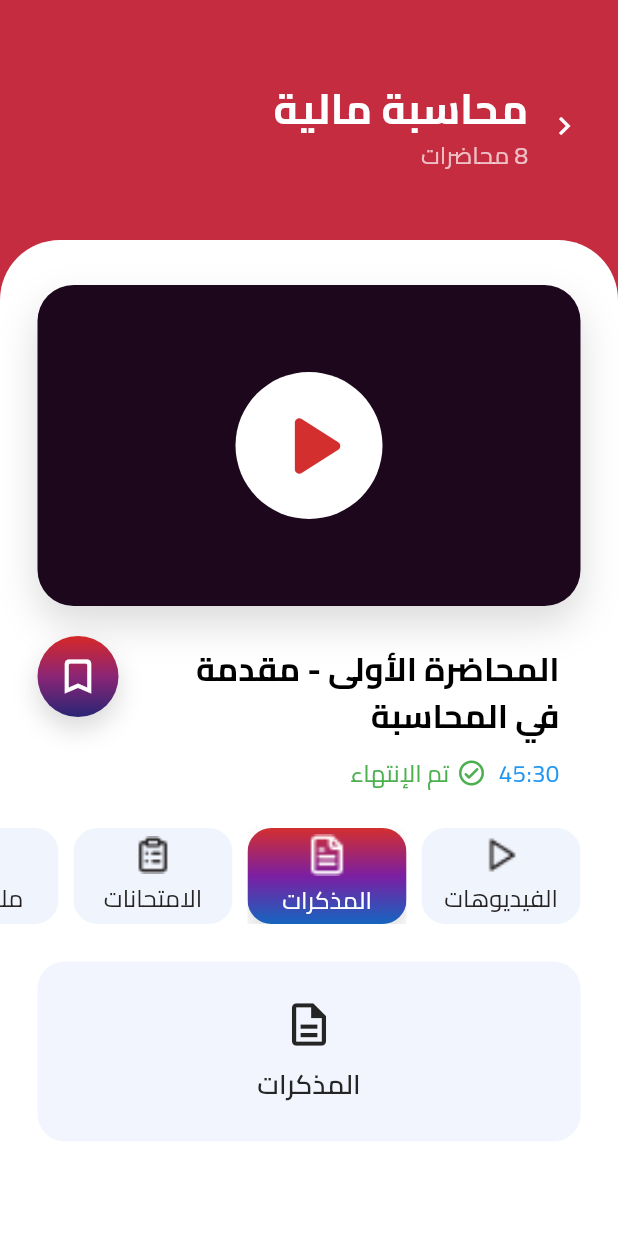
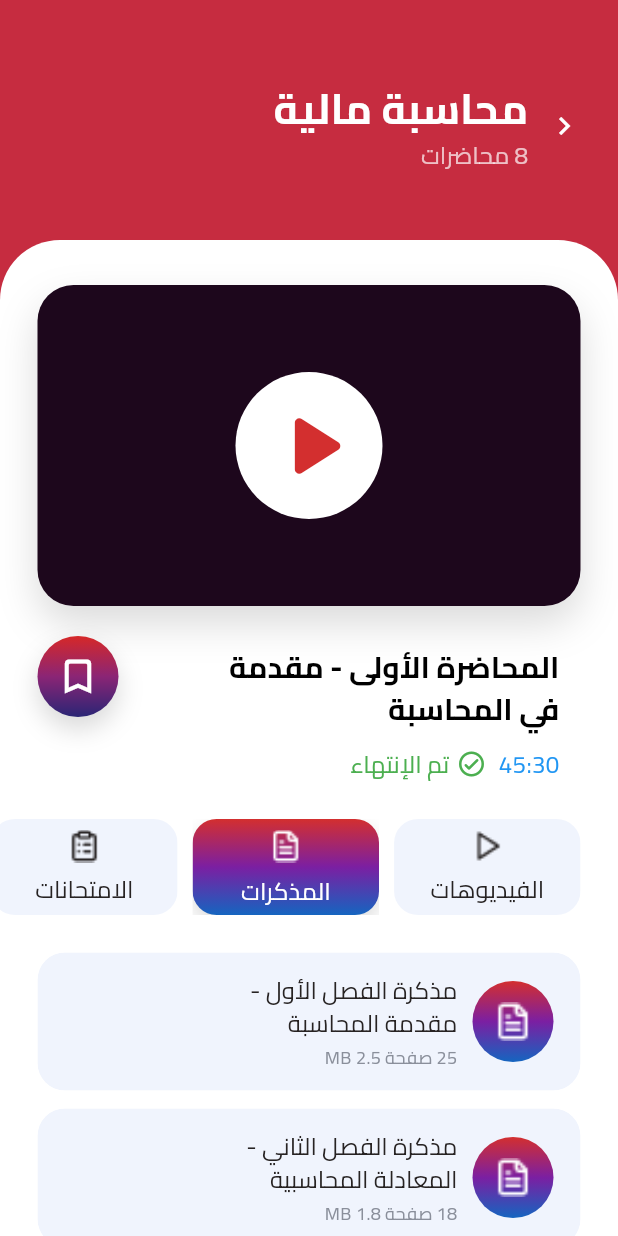
Before and after one commit to Mohamed1Hamada/Bengo-app, a Flutter app: the CoursePlayerView screen opened by its route, after a tap on "المذكرات", on a phone screen of 412 x 824 dp. Run offline on Flutter 3.47's test engine with Material 3 defaults, Android fonts, the phone set to English and light mode, and no system bars; our stand-ins replace cached_network_image, flutter_screenutil, font_awesome_flutter, go_router.

Commit message:
MemosContent ExamsContent NotesContent

```diff
--- a/lib/Features/Balance/presentation/views/balance_top_up_success.dart
+++ b/lib/Features/Balance/presentation/views/balance_top_up_success.dart
@@ -19,7 +19,7 @@ class BalanceTopUpSuccess extends StatelessWidget {
             child: Align(
               alignment: Alignment.bottomCenter,
               child: Padding(
-                padding: EdgeInsets.fromLTRB(24, 24, 24, 74),
+                padding: EdgeInsets.fromLTRB(24, 24, 24, 50),
                 child: TopUpSheet(
                   isSuccess: true,
                   chargeCodeText: 'dfdsf343fdfdsf',
--- a/lib/Features/Courses/presentation/views/widgets/my_courses_card.dart
+++ b/lib/Features/Courses/presentation/views/widgets/my_courses_card.dart
@@ -2,6 +2,7 @@ import 'package:bengo_app/Features/Courses/presentation/views/widgets/build_line
 import 'package:bengo_app/Features/Home/data/models/custom_course_card_model.dart';
 import 'package:bengo_app/core/utils/styles.dart';
 import 'package:flutter/material.dart';
+import 'package:flutter_screenutil/flutter_screenutil.dart';
 
 class MyCoursesCard extends StatelessWidget {
   final CustomCourseCardModel model;
@@ -97,12 +98,12 @@ class _CourseInfoSection extends StatelessWidget {
             fontWeight: FontWeight.w700,
           ),
         ),
-        const SizedBox(width: 32),
+        SizedBox(width: 28.w),
         Text(
           "تم شراء الكورس كامل",
           style: Styles.textStyle12.copyWith(
             color: const Color(0xff10B981),
-            fontWeight: FontWeight.w700,
+            fontWeight: FontWeight.w600,
           ),
         ),
       ],
--- a/lib/Features/video_player/presentation /views/widgets/contents/exams_content.dart
+++ b/lib/Features/video_player/presentation /views/widgets/contents/exams_content.dart
@@ -1,17 +1,24 @@
-import 'package:bengo_app/Features/video_player/presentation%20/views/widgets/tabs/empty_content_box.dart';
 import 'package:flutter/material.dart';
+
+import '../resources/course_resource_ui_model.dart';
+import '../resources/course_resources_list.dart';
 
 class ExamsContent extends StatelessWidget {
   const ExamsContent({super.key});
 
+  static const List<CourseResourceUiModel> _items = [
+    CourseResourceUiModel(
+      title: 'اختبار الوحدة الأولى',
+      imagePath: 'assets/images/tapIcon3.png',
+    ),
+    CourseResourceUiModel(
+      title: 'اختبار الوحدة الثانية',
+      imagePath: 'assets/images/tapIcon3.png',
+    ),
+  ];
+
   @override
   Widget build(BuildContext context) {
-    return Padding(
-      padding: const EdgeInsets.symmetric(horizontal: 25),
-      child: EmptyContentBox(
-        title: 'الامتحانات',
-        icon: Icons.assignment_outlined,
-      ),
-    );
+    return const CourseResourcesList(items: _items);
   }
 }
--- a/lib/Features/video_player/presentation /views/widgets/contents/memos_content.dart
+++ b/lib/Features/video_player/presentation /views/widgets/contents/memos_content.dart
@@ -1,17 +1,33 @@
-import 'package:bengo_app/Features/video_player/presentation%20/views/widgets/tabs/empty_content_box.dart';
 import 'package:flutter/material.dart';
+
+import '../resources/course_resource_ui_model.dart';
+import '../resources/course_resources_list.dart';
 
 class MemosContent extends StatelessWidget {
   const MemosContent({super.key});
 
+  static const List<CourseResourceUiModel> _items = [
+    CourseResourceUiModel(
+      title: 'مذكرة الفصل الأول -\nمقدمة المحاسبة',
+      subtitle: '25 صفحة 2.5 MB',
+      imagePath: 'assets/images/tapIcon2.png',
+    ),
+    CourseResourceUiModel(
+      title: 'مذكرة الفصل الثاني -\nالمعادلة المحاسبية',
+      subtitle: '18 صفحة 1.8 MB',
+      imagePath: 'assets/images/tapIcon2.png',
+    ),
+    CourseResourceUiModel(
+      title: 'مذكرة الفصل الثالث -\nالقيود اليومية',
+      subtitle: '30 صفحة 3.2 MB',
+      imagePath: 'assets/images/tapIcon2.png',
+      access: CourseResourceAccess.locked,
+      lockedLabel: 'مقفل',
+    ),
+  ];
+
   @override
   Widget build(BuildContext context) {
-    return Padding(
-      padding: const EdgeInsets.symmetric(horizontal: 25),
-      child: EmptyContentBox(
-        title: 'المذكرات',
-        icon: Icons.description_outlined,
-      ),
-    );
+    return const CourseResourcesList(items: _items);
   }
 }
--- a/lib/Features/video_player/presentation /views/widgets/contents/notes_content.dart
+++ b/lib/Features/video_player/presentation /views/widgets/contents/notes_content.dart
@@ -1,17 +1,32 @@
-import 'package:bengo_app/Features/video_player/presentation%20/views/widgets/tabs/empty_content_box.dart';
 import 'package:flutter/material.dart';
+
+import '../resources/course_resource_ui_model.dart';
+import '../resources/course_resources_list.dart';
 
 class NotesContent extends StatelessWidget {
   const NotesContent({super.key});
 
+  static const List<CourseResourceUiModel> _items = [
+    CourseResourceUiModel(
+      title: 'ملاحظة هامة -\nالمحاضرة الأولى',
+      subtitle:
+          'يرجى التركيز على الفرق بين المحاسبة المالية والمحاسبة الإدارية في هذا الدرس لأنه سيكون جزء أساسي في امتحان النهائي.',
+      imagePath: 'assets/images/tapIcon4.png',
+      badgeLabel: 'هام',
+      isHighlighted: true,
+      height: 124,
+    ),
+    CourseResourceUiModel(
+      title: 'نصيحة للمحاضرة',
+      subtitle:
+          'احرص على حل التمارين العملية بعد كل محاضرة لفهم القيود والمعادلات بشكل أفضل.',
+      imagePath: 'assets/images/tapIcon4.png',
+      height: 96,
+    ),
+  ];
+
   @override
   Widget build(BuildContext context) {
-    return const Padding(
-      padding: EdgeInsets.symmetric(horizontal: 25),
-      child: EmptyContentBox(
-        title: 'ملاحظات',
-        icon: Icons.insert_drive_file_outlined,
-      ),
-    );
+    return const CourseResourcesList(items: _items);
   }
 }
--- a/lib/Features/video_player/presentation /views/widgets/contents/videos_content.dart
+++ b/lib/Features/video_player/presentation /views/widgets/contents/videos_content.dart
@@ -1,7 +1,8 @@
 import 'package:bengo_app/Features/select_package/presentation/views/widgets/confirm_purchase_dialog.dart';
-import 'package:bengo_app/Features/video_player/presentation%20/views/widgets/lectures/course_lecture_card.dart';
 import 'package:flutter/material.dart';
 import 'package:flutter_screenutil/flutter_screenutil.dart';
+
+import '../lectures/course_lecture_card.dart';
 
 class VideosContent extends StatefulWidget {
   const VideosContent({super.key});
@@ -12,6 +13,36 @@ class VideosContent extends StatefulWidget {
 
 class _VideosContentState extends State<VideosContent> {
   int selectedLectureIndex = 0;
+
+  static const List<_LectureItem> _lectures = [
+    _LectureItem(
+      title: 'المحاضرة الأولى - مقدمة\nفي المحاسبة',
+      duration: '45:30',
+      watchState: LectureWatchState.completed,
+    ),
+    _LectureItem(
+      title: 'المحاضرة الثانية - المعادلة المحاسبية',
+      duration: '38:15',
+      watchState: LectureWatchState.completed,
+    ),
+    _LectureItem(
+      title: 'المحاضرة الثالثة - القيود اليومية',
+      duration: '52:20',
+      watchState: LectureWatchState.playable,
+    ),
+    _LectureItem(
+      title: 'المحاضرة الرابعة - دفتر الأستاذ',
+      duration: '41:45',
+      watchState: LectureWatchState.locked,
+      price: '48 ج.م',
+    ),
+    _LectureItem(
+      title: 'المحاضرة الخامسة - ميزان المراجعة',
+      duration: '48:10',
+      watchState: LectureWatchState.locked,
+      price: '60 ج.م',
+    ),
+  ];
 
   void _selectLecture(int index) {
     setState(() {
@@ -36,41 +67,28 @@ class _VideosContentState extends State<VideosContent> {
     );
   }
 
-  Widget _lectureGap() {
-    return const SizedBox(height: 12);
-  }
+  Widget _lectureCard({required int index, required _LectureItem item}) {
+    final bool isLocked = item.watchState == LectureWatchState.locked;
 
-  Widget _availableLectureCard({
-    required int index,
-    required String title,
-    required String duration,
-    required LectureWatchState watchState,
-  }) {
     return CourseLectureCard(
-      title: title,
-      duration: duration,
-      isSelected: selectedLectureIndex == index,
-      watchState: watchState,
-      onTap: () {
-        _selectLecture(index);
-      },
-    );
-  }
-
-  Widget _lockedLectureCard({
-    required String title,
-    required String duration,
-    required String price,
-  }) {
-    return CourseLectureCard(
-      title: title,
-      duration: duration,
-      isSelected: false,
-      watchState: LectureWatchState.locked,
-      price: price,
-      onPriceTap: () {
-        _showPurchaseDialog(lectureTitle: title, lecturePrice: price);
-      },
+      title: item.title,
+      duration: item.duration,
+      isSelected: isLocked ? false : selectedLectureIndex == index,
+      watchState: item.watchState,
+      price: item.price,
+      onTap: isLocked
+          ? null
+          : () {
+              _selectLecture(index);
+            },
+      onPriceTap: item.price == null
+          ? null
+          : () {
+              _showPurchaseDialog(
+                lectureTitle: item.title,
+                lecturePrice: item.price!,
+              );
+            },
     );
   }
 
@@ -78,47 +96,25 @@ class _VideosContentState extends State<VideosContent> {
   Widget build(BuildContext context) {
     return Column(
       children: [
-        _availableLectureCard(
-          index: 0,
-          title: 'المحاضرة الأولى - مقدمة\nفي المحاسبة',
-          duration: '45:30',
-          watchState: LectureWatchState.completed,
-        ),
-
-        _lectureGap(),
-
-        _availableLectureCard(
-          index: 1,
-          title: 'المحاضرة الثانية - المعادلة المحاسبية',
-          duration: '38:15',
-          watchState: LectureWatchState.completed,
-        ),
-
-        _lectureGap(),
-
-        _availableLectureCard(
-          index: 2,
-          title: 'المحاضرة الثالثة - القيود اليومية',
-          duration: '52:20',
-          watchState: LectureWatchState.playable,
-        ),
-
-        _lectureGap(),
-
-        _lockedLectureCard(
-          title: 'المحاضرة الرابعة - دفتر الأستاذ',
-          duration: '41:45',
-          price: '48 ج.م',
-        ),
-
-        _lectureGap(),
-
-        _lockedLectureCard(
-          title: 'المحاضرة الخامسة - ميزان المراجعة',
-          duration: '48:10',
-          price: '60 ج.م',
-        ),
+        for (int index = 0; index < _lectures.length; index++) ...[
+          _lectureCard(index: index, item: _lectures[index]),
+          if (index != _lectures.length - 1) const SizedBox(height: 12),
+        ],
       ],
     );
   }
 }
+
+class _LectureItem {
+  const _LectureItem({
+    required this.title,
+    required this.duration,
+    required this.watchState,
+    this.price,
+  });
+
+  final String title;
+  final String duration;
+  final LectureWatchState watchState;
+  final String? price;
+}
--- a/lib/Features/video_player/presentation /views/widgets/current_lecture_info.dart
+++ b/lib/Features/video_player/presentation /views/widgets/current_lecture_info.dart
@@ -14,7 +14,7 @@ class CurrentLectureInfo extends StatelessWidget {
           child: Text(
             'المحاضرة الأولى - مقدمة\nفي المحاسبة',
             textAlign: TextAlign.right,
-            style: Styles.textStyle22.copyWith(
+            style: Styles.textStyle20.copyWith(
               color: Colors.black,
               fontWeight: FontWeight.w800,
               height: 1.42,
--- a/lib/Features/video_player/presentation /views/widgets/lectures/course_lecture_card.dart
+++ b/lib/Features/video_player/presentation /views/widgets/lectures/course_lecture_card.dart
@@ -1,9 +1,11 @@
-import 'package:bengo_app/Features/video_player/presentation%20/views/widgets/lectures/lecture_price_button.dart';
-import 'package:bengo_app/Features/video_player/presentation%20/views/widgets/lectures/lecture_state_image.dart';
 import 'package:bengo_app/core/utils/styles.dart';
 import 'package:flutter/material.dart';
 
-enum LectureWatchState { completed, playable, locked }
+import 'lecture_price_button.dart';
+import 'lecture_state_image.dart';
+import 'lecture_watch_state.dart';
+
+export 'lecture_watch_state.dart';
 
 class CourseLectureCard extends StatelessWidget {
   const CourseLectureCard({
@@ -39,8 +41,8 @@ class CourseLectureCard extends StatelessWidget {
 
     final Color selectedBorderColor = AppStyles.kGradientEndColor;
 
-    final Color selectedTextColor = AppStyles.kGradientEndColor;
-    final Color unSelectedTextColor = AppStyles.kGradientEndColor;
+    final Color selectedTextColor = const Color(0xFF272323);
+    final Color unSelectedTextColor = const Color(0xFF272323);
 
     final Color textColor = isSelected
         ? selectedTextColor
@@ -78,8 +80,7 @@ class CourseLectureCard extends StatelessWidget {
 
                 LectureStateImage(watchState: watchState),
 
-                /// دي المسافة بين الأيقونة والكلام
-                /// قللها أو زودها براحتك
+                // المسافة بين الأيقونة والكلام
                 const SizedBox(width: 12),
 
                 Expanded(
@@ -125,8 +126,6 @@ class _LectureTitleAndDuration extends StatelessWidget {
       alignment: Alignment.centerRight,
       child: Column(
         mainAxisAlignment: MainAxisAlignment.center,
-
-        /// ده اللي بيخلي الكلام يمين وجنب الأيقونة
         crossAxisAlignment: CrossAxisAlignment.start,
         children: [
           Text(
@@ -134,7 +133,7 @@ class _LectureTitleAndDuration extends StatelessWidget {
             textAlign: TextAlign.right,
             maxLines: isSelected ? 2 : 1,
             overflow: TextOverflow.ellipsis,
-            style: Styles.textStyle18.copyWith(
+            style: Styles.textStyle16.copyWith(
               color: textColor,
               fontWeight: FontWeight.w500,
               height: 1.35,
@@ -147,7 +146,7 @@ class _LectureTitleAndDuration extends StatelessWidget {
             duration,
             textAlign: TextAlign.right,
             style: Styles.textStyle14.copyWith(
-              color: textColor,
+              color: Color(0xFFb5b2bb),
               fontWeight: FontWeight.w400,
             ),
           ),
--- a/lib/Features/video_player/presentation /views/widgets/lectures/lecture_price_button.dart
+++ b/lib/Features/video_player/presentation /views/widgets/lectures/lecture_price_button.dart
@@ -23,6 +23,8 @@ class LecturePriceButton extends StatelessWidget {
             gradient: AppStyles.kPriceButton,
           ),
           child: Center(
+            child: Padding(
+              padding: const EdgeInsets.all(7),
               child: FittedBox(
                 child: Text(
                   price,
@@ -37,6 +39,7 @@ class LecturePriceButton extends StatelessWidget {
             ),
           ),
         ),
+      ),
     );
   }
 }
--- a/lib/Features/video_player/presentation /views/widgets/lectures/lecture_state_image.dart
+++ b/lib/Features/video_player/presentation /views/widgets/lectures/lecture_state_image.dart
@@ -1,5 +1,6 @@
-import 'package:bengo_app/Features/video_player/presentation%20/views/widgets/lectures/course_lecture_card.dart';
 import 'package:flutter/material.dart';
+
+import 'lecture_watch_state.dart';
 
 class LectureStateImage extends StatelessWidget {
   const LectureStateImage({super.key, required this.watchState});
--- /dev/null
+++ b/lib/Features/video_player/presentation /views/widgets/lectures/lecture_watch_state.dart
@@ -0,0 +1 @@
+enum LectureWatchState { completed, playable, locked }
--- /dev/null
+++ b/lib/Features/video_player/presentation /views/widgets/resources/course_resource_card.dart
@@ -0,0 +1,241 @@
+import 'package:bengo_app/core/utils/styles.dart';
+import 'package:flutter/material.dart';
+
+import '../lectures/lecture_price_button.dart';
+import 'course_resource_ui_model.dart';
+
+class CourseResourceCard extends StatelessWidget {
+  const CourseResourceCard({
+    super.key,
+    required this.item,
+    this.onTap,
+    this.onPriceTap,
+  });
+
+  final CourseResourceUiModel item;
+  final VoidCallback? onTap;
+  final VoidCallback? onPriceTap;
+
+  @override
+  Widget build(BuildContext context) {
+    final bool hasSubtitle =
+        item.subtitle != null && item.subtitle!.trim().isNotEmpty;
+
+    final double cardHeight =
+        item.height ??
+        (item.isHighlighted
+            ? 124
+            : hasSubtitle
+            ? 92
+            : 76);
+
+    return Padding(
+      padding: const EdgeInsets.symmetric(horizontal: 25),
+      child: Material(
+        color: Colors.transparent,
+        borderRadius: BorderRadius.circular(18),
+        clipBehavior: Clip.antiAlias,
+        child: InkWell(
+          onTap: item.isLocked ? null : onTap,
+          borderRadius: BorderRadius.circular(18),
+          child: Ink(
+            height: cardHeight,
+            decoration: BoxDecoration(
+              color: item.isHighlighted
+                  ? const Color(0xFFFFF4F4)
+                  : const Color(0xFFF0F4FD),
+              borderRadius: BorderRadius.circular(18),
+              border: item.isHighlighted
+                  ? Border.all(color: const Color(0xFFD32F2F), width: 1.2)
+                  : null,
+            ),
+            child: Row(
+              textDirection: TextDirection.rtl,
+              children: [
+                const SizedBox(width: 18),
+
+                ResourceIconCircle(
+                  imagePath: item.imagePath,
+                  isLocked: item.isLocked,
+                ),
+
+                const SizedBox(width: 10),
+
+                Expanded(
+                  child: ResourceTextInfo(
+                    title: item.title,
+                    subtitle: item.subtitle,
+                    isLocked: item.isLocked,
+                    isHighlighted: item.isHighlighted,
+                  ),
+                ),
+
+                if (item.price != null) ...[
+                  const SizedBox(width: 10),
+                  LecturePriceButton(price: item.price!, onTap: onPriceTap),
+                ] else if (item.badgeLabel != null) ...[
+                  const SizedBox(width: 10),
+                  ResourceBadge.important(text: item.badgeLabel!),
+                ] else if (item.isLocked && item.lockedLabel != null) ...[
+                  const SizedBox(width: 10),
+                  ResourceBadge.locked(text: item.lockedLabel!),
+                ],
+
+                const SizedBox(width: 14),
+              ],
+            ),
+          ),
+        ),
+      ),
+    );
+  }
+}
+
+class ResourceIconCircle extends StatelessWidget {
+  const ResourceIconCircle({
+    super.key,
+    required this.imagePath,
+    required this.isLocked,
+  });
+  final String imagePath;
+  final bool isLocked;
+  @override
+  Widget build(BuildContext context) {
+    return Container(
+      width: 54,
+      height: 54,
+      decoration: BoxDecoration(
+        shape: BoxShape.circle,
+        color: isLocked ? const Color(0xFFD7DEE8) : null,
+        gradient: isLocked ? null : AppStyles.kMainGradient,
+      ),
+      child: Center(
+        child: isLocked
+            ? const Icon(
+                Icons.lock_outline_rounded,
+                color: Colors.white,
+                size: 27,
+              )
+            : Image.asset(
+                imagePath,
+                width: 26,
+                height: 26,
+                fit: BoxFit.contain,
+                color: Colors.white,
+              ),
+      ),
+    );
+  }
+}
+
+class ResourceTextInfo extends StatelessWidget {
+  const ResourceTextInfo({
+    super.key,
+    required this.title,
+    this.subtitle,
+    required this.isLocked,
+    required this.isHighlighted,
+  });
+  final String title;
+  final String? subtitle;
+  final bool isLocked;
+  final bool isHighlighted;
+
+  @override
+  Widget build(BuildContext context) {
+    final bool hasSubtitle = subtitle != null && subtitle!.trim().isNotEmpty;
+    return Align(
+      alignment: Alignment.centerRight,
+      child: Column(
+        mainAxisAlignment: MainAxisAlignment.center,
+        crossAxisAlignment: CrossAxisAlignment.start,
+        children: [
+          Text(
+            title,
+            textAlign: TextAlign.right,
+            maxLines: hasSubtitle ? 2 : 1,
+            overflow: TextOverflow.ellipsis,
+            style: Styles.textStyle16.copyWith(
+              color: isLocked
+                  ? const Color(0xFF8E95A3)
+                  : const Color(0xff272323),
+              fontWeight: FontWeight.w500,
+              height: 1.35,
+            ),
+          ),
+
+          if (hasSubtitle) ...[
+            const SizedBox(height: 4),
+            Text(
+              subtitle!,
+              textAlign: TextAlign.right,
+              maxLines: isHighlighted ? 3 : 1,
+              overflow: TextOverflow.ellipsis,
+              style: Styles.textStyle14.copyWith(
+                color: isLocked
+                    ? const Color(0xFFA9AFBA)
+                    : const Color(0xFF8A8F9B),
+                fontSize: 12,
+                fontWeight: FontWeight.w400,
+                height: 1.35,
+              ),
+            ),
+          ],
+        ],
+      ),
+    );
+  }
+}
+
+class ResourceBadge extends StatelessWidget {
+  const ResourceBadge._({
+    required this.text,
+    required this.backgroundColor,
+    required this.borderColor,
+    required this.textColor,
+  });
+
+  ResourceBadge.locked({required String text})
+    : this._(
+        text: text,
+        backgroundColor: Colors.white,
+        borderColor: Color(0xFFE0E3EA),
+        textColor: Color(0xFF9AA1AD),
+      );
+
+  ResourceBadge.important({required String text})
+    : this._(
+        text: text,
+        backgroundColor: Color(0xFFD32F2F),
+        borderColor: Color(0xFFD32F2F),
+        textColor: Colors.white,
+      );
+
+  final String text;
+  final Color backgroundColor;
+  final Color borderColor;
+  final Color textColor;
+
+  @override
+  Widget build(BuildContext context) {
+    return Container(
+      width: 54,
+      height: 30,
+      decoration: BoxDecoration(
+        color: backgroundColor,
+        borderRadius: BorderRadius.circular(18),
+        border: Border.all(color: borderColor, width: 1),
+      ),
+      child: Center(
+        child: Text(
+          text,
+          style: Styles.textStyle14.copyWith(
+            color: textColor,
+
+            fontWeight: FontWeight.w500,
+          ),
+        ),
+      ),
+    );
+  }
+}
--- /dev/null
+++ b/lib/Features/video_player/presentation /views/widgets/resources/course_resource_ui_model.dart
@@ -0,0 +1,30 @@
+enum CourseResourceAccess { available, locked }
+
+class CourseResourceUiModel {
+  const CourseResourceUiModel({
+    required this.title,
+    required this.imagePath,
+    this.subtitle,
+    this.access = CourseResourceAccess.available,
+    this.lockedLabel,
+    this.badgeLabel,
+    this.price,
+    this.isHighlighted = false,
+    this.height,
+  });
+
+  final String title;
+  final String imagePath;
+  final String? subtitle;
+
+  final CourseResourceAccess access;
+
+  final String? lockedLabel;
+  final String? badgeLabel;
+  final String? price;
+
+  final bool isHighlighted;
+  final double? height;
+
+  bool get isLocked => access == CourseResourceAccess.locked;
+}
--- /dev/null
+++ b/lib/Features/video_player/presentation /views/widgets/resources/course_resources_list.dart
@@ -0,0 +1,37 @@
+import 'package:flutter/material.dart';
+
+import 'course_resource_card.dart';
+import 'course_resource_ui_model.dart';
+
+class CourseResourcesList extends StatelessWidget {
+  const CourseResourcesList({
+    super.key,
+    required this.items,
+    this.onItemTap,
+    this.onPriceTap,
+  });
+
+  final List<CourseResourceUiModel> items;
+  final ValueChanged<CourseResourceUiModel>? onItemTap;
+  final ValueChanged<CourseResourceUiModel>? onPriceTap;
+
+  @override
+  Widget build(BuildContext context) {
+    return Column(
+      children: [
+        for (int index = 0; index < items.length; index++) ...[
+          CourseResourceCard(
+            item: items[index],
+            onTap: () {
+              onItemTap?.call(items[index]);
+            },
+            onPriceTap: () {
+              onPriceTap?.call(items[index]);
+            },
+          ),
+          if (index != items.length - 1) const SizedBox(height: 12),
+        ],
+      ],
+    );
+  }
+}
--- a/lib/Features/video_player/presentation /views/widgets/tabs/course_content_tabs.dart
+++ b/lib/Features/video_player/presentation /views/widgets/tabs/course_content_tabs.dart
@@ -1,5 +1,6 @@
 import 'package:bengo_app/core/utils/styles.dart';
 import 'package:flutter/material.dart';
+import 'package:flutter_screenutil/flutter_screenutil.dart';
 
 class CourseContentTabs extends StatelessWidget {
   const CourseContentTabs({
@@ -90,8 +91,8 @@ class CourseContentTabItem extends StatelessWidget {
         onTap: onTap,
         borderRadius: BorderRadius.circular(16),
         child: Ink(
-          width: 106,
-          height: 64,
+          width: 210.w,
+          height: 170.h,
           decoration: BoxDecoration(
             color: isSelected ? null : unSelectedButtonColor,
             gradient: isSelected ? AppStyles.kMainGradient : null,
@@ -111,7 +112,7 @@ class CourseContentTabItem extends StatelessWidget {
             children: [
               Image.asset(
                 imagePath,
-                width: isSelected ? 28 : 25,
+                width: isSelected ? 22 : 22,
                 height: isSelected ? 28 : 25,
                 fit: BoxFit.contain,
 
```
Also changed, not shown: 1 other file. Lines whose indentation alone changed are shown as unchanged.
